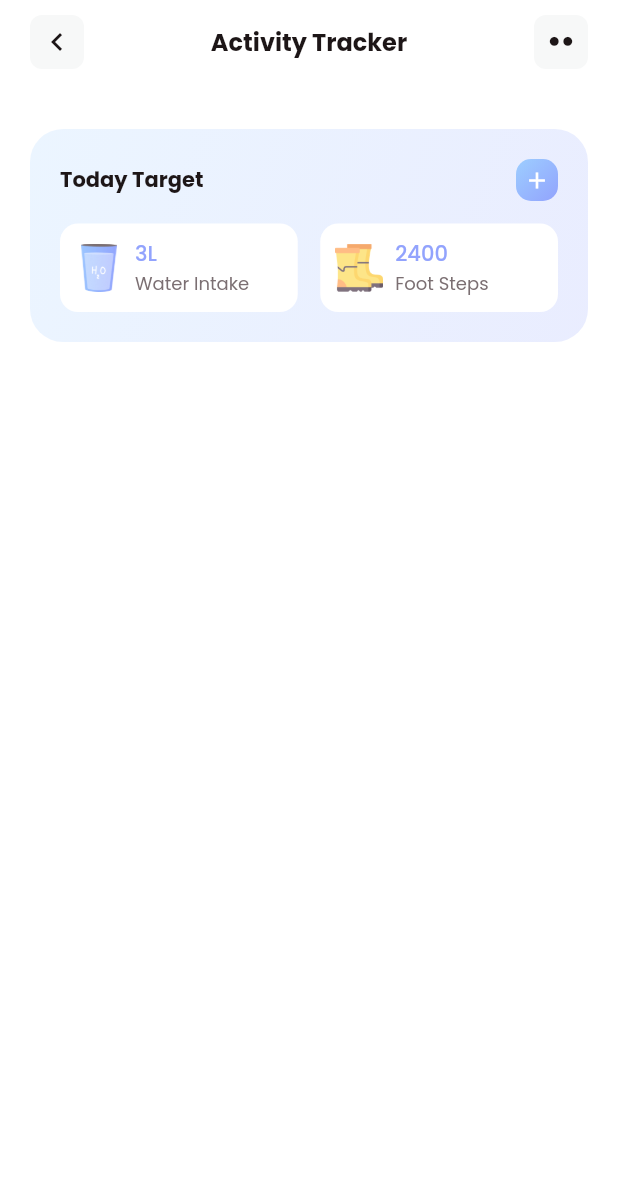
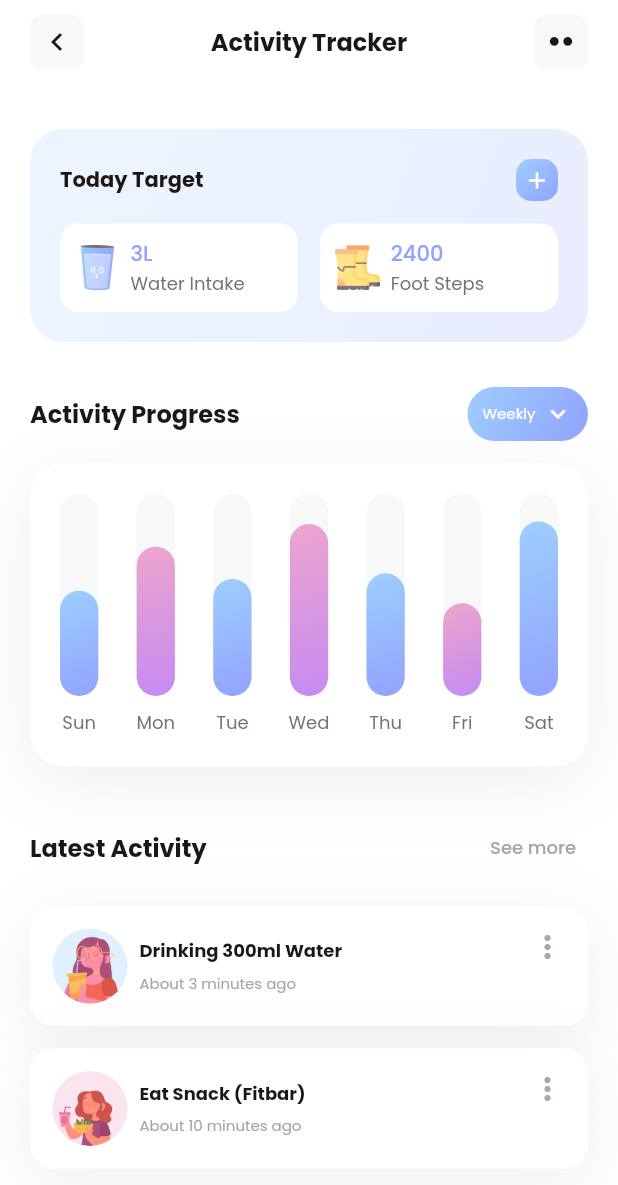
Before and after one commit to AyurM/FitnestX-Demo, a Flutter app: the ActivityTrackerScreen screen opened directly, on a phone screen of 412 x 824 dp. Shown: the top 1185 px of the screen. Run offline on Flutter 3.47's test engine with Material 2 defaults, Android fonts, the phone set to English and light mode, and no system bars; our stand-ins replace flutter_bloc, get_it, google_fonts.

Commit message:
Finished Activity Tracker screen

```diff
--- /dev/null
+++ b/lib/data/model/activity_progress_data.dart
@@ -0,0 +1,11 @@
+class ActivityProgressData {
+  final String label;
+  final int targetValue;
+  final int currentValue;
+
+  const ActivityProgressData({
+    required this.label,
+    required this.targetValue,
+    required this.currentValue,
+  });
+}
--- /dev/null
+++ b/lib/data/model/latest_activity_content.dart
@@ -0,0 +1,15 @@
+import 'package:flutter/material.dart';
+
+class LatestActivityContent {
+  final String title;
+  final String assetPath;
+  final String subtitle;
+  final Color? color;
+
+  const LatestActivityContent({
+    required this.title,
+    required this.assetPath,
+    required this.subtitle,
+    this.color,
+  });
+}
--- /dev/null
+++ b/lib/res/views/activity_tracker/activity_progress_card.dart
@@ -0,0 +1,102 @@
+import 'package:fitnest_x/data/model/activity_progress_data.dart';
+import 'package:fitnest_x/res/colors/app_colors.dart';
+import 'package:fitnest_x/res/theme/constants.dart';
+import 'package:fitnest_x/utils/data_mock_utils.dart';
+import 'package:flutter/material.dart';
+
+const _kProgressBarHeight = 135.0;
+const _kLabelSpacing = 27.0;
+
+class ActivityProgressCard extends StatelessWidget {
+  const ActivityProgressCard({Key? key}) : super(key: key);
+
+  @override
+  Widget build(BuildContext context) {
+    final progressData = DataMockUtils.getMockActivityProgressData();
+
+    return Container(
+      padding: kAllPadding20,
+      decoration: BoxDecoration(
+          color: AppColors.white,
+          boxShadow: const [AppColors.cardShadow],
+          borderRadius: BorderRadius.circular(kBorderRadiusLarge)),
+      child: LayoutBuilder(builder: ((context, constraints) {
+        final itemWidth = constraints.maxWidth / (progressData.length * 2 - 1);
+        return Row(
+          mainAxisAlignment: MainAxisAlignment.spaceBetween,
+          children: _buildProgressItems(progressData, itemWidth),
+        );
+      })),
+    );
+  }
+
+  List<Widget> _buildProgressItems(
+      List<ActivityProgressData> items, double itemWidth) {
+    final result = <Widget>[];
+    for (int i = 0; i < items.length; i++) {
+      result.add(_ActivityProgressDayItem(
+        data: items[i],
+        size: Size(itemWidth, _kProgressBarHeight),
+        gradient:
+            i % 2 == 0 ? AppColors.blueGradient : AppColors.purpleGradient,
+      ));
+    }
+
+    return result;
+  }
+}
+
+class _ActivityProgressDayItem extends StatelessWidget {
+  final ActivityProgressData data;
+  final Size size;
+  final Gradient gradient;
+
+  const _ActivityProgressDayItem(
+      {Key? key,
+      required this.data,
+      required this.size,
+      required this.gradient})
+      : super(key: key);
+
+  @override
+  Widget build(BuildContext context) {
+    final itemHeight =
+        size.height * (data.currentValue / data.targetValue).clamp(0.0, 1.0);
+
+    return SizedBox(
+      width: size.width,
+      height: size.height + _kLabelSpacing,
+      child: Stack(
+        clipBehavior: Clip.none,
+        alignment: Alignment.bottomCenter,
+        children: [
+          Positioned(
+            top: 0,
+            child: Container(
+              width: size.width,
+              height: size.height,
+              decoration: BoxDecoration(
+                  color: AppColors.borderColor,
+                  borderRadius: BorderRadius.circular(size.width / 2)),
+            ),
+          ),
+          Positioned(
+            top: size.height - itemHeight,
+            child: Container(
+              width: size.width,
+              height: itemHeight,
+              decoration: BoxDecoration(
+                  gradient: gradient,
+                  borderRadius: BorderRadius.circular(size.width / 2)),
+            ),
+          ),
+          Positioned(
+              bottom: 0,
+              child: Text(data.label,
+                  textAlign: TextAlign.center,
+                  style: Theme.of(context).textTheme.subtitle1))
+        ],
+      ),
+    );
+  }
+}
--- /dev/null
+++ b/lib/res/views/activity_tracker/latest_activity_block.dart
@@ -0,0 +1,42 @@
+import 'package:fitnest_x/data/model/latest_activity_content.dart';
+import 'package:fitnest_x/res/views/activity_tracker/latest_activity_card.dart';
+import 'package:fitnest_x/res/views/section_title.dart';
+import 'package:fitnest_x/utils/data_mock_utils.dart';
+import 'package:flutter/material.dart';
+
+const _latestActivityText = 'Latest Activity';
+const _seeMoreText = 'See more';
+const _kSpacing = 15.0;
+
+class LatestActivityBlock extends StatelessWidget {
+  const LatestActivityBlock({Key? key}) : super(key: key);
+
+  @override
+  Widget build(BuildContext context) {
+    final latestActivityContent = DataMockUtils.getMockLatestActivityContent();
+
+    return Column(
+      children: [
+        SectionTitle.textButton(
+            text: _latestActivityText,
+            actionText: _seeMoreText,
+            context: context,
+            onPressed: () {}),
+        const SizedBox(height: _kSpacing),
+        ..._buildContent(latestActivityContent)
+      ],
+    );
+  }
+
+  List<Widget> _buildContent(List<LatestActivityContent> content) {
+    final result = <Widget>[];
+
+    for (int i = 0; i < content.length; i++) {
+      result.add(LatestActivityCard(data: content[i]));
+      if (i != content.length - 1) {
+        result.add(const SizedBox(height: _kSpacing));
+      }
+    }
+    return result;
+  }
+}
--- /dev/null
+++ b/lib/res/views/activity_tracker/latest_activity_card.dart
@@ -0,0 +1,76 @@
+import 'package:fitnest_x/data/model/latest_activity_content.dart';
+import 'package:fitnest_x/res/colors/app_colors.dart';
+import 'package:fitnest_x/res/theme/constants.dart';
+import 'package:fitnest_x/res/views/app_card.dart';
+import 'package:fitnest_x/res/views/app_simple_image.dart';
+import 'package:flutter/material.dart';
+
+const _kImageSize = 50.0;
+const _kSpacing = 8.0;
+const _kImageAssetScale = 0.9;
+const _kImageBgOpacity = 0.3;
+const _kCardPadding = EdgeInsets.all(15);
+
+class LatestActivityCard extends StatelessWidget {
+  final LatestActivityContent data;
+
+  const LatestActivityCard({Key? key, required this.data}) : super(key: key);
+
+  @override
+  Widget build(BuildContext context) {
+    final color = data.color ?? AppColors.blue2;
+    final TextStyle? textStyle = Theme.of(context).textTheme.subtitle1;
+
+    return AppCard(
+      borderRadius: kBorderRadiusMedium,
+      padding: EdgeInsets.zero,
+      child: RawMaterialButton(
+        onPressed: () {},
+        padding: _kCardPadding,
+        elevation: 0,
+        highlightElevation: 0,
+        fillColor: AppColors.white,
+        shape: RoundedRectangleBorder(
+            borderRadius: BorderRadius.circular(kBorderRadiusMedium)),
+        child: Row(children: [
+          AppSimpleImage(
+              assetPath: data.assetPath,
+              size: _kImageSize,
+              assetScale: _kImageAssetScale,
+              assetAlignment: Alignment.bottomCenter,
+              color: color,
+              bgOpacity: _kImageBgOpacity),
+          const SizedBox(width: _kSpacing),
+          Expanded(
+              child: Column(
+            crossAxisAlignment: CrossAxisAlignment.start,
+            children: [
+              Text(data.title,
+                  maxLines: 1,
+                  overflow: TextOverflow.ellipsis,
+                  style: textStyle?.copyWith(
+                      fontWeight: FontWeight.bold, color: AppColors.black)),
+              const SizedBox(height: 5),
+              Text(
+                data.subtitle,
+                maxLines: 1,
+                overflow: TextOverflow.ellipsis,
+                style:
+                    textStyle?.copyWith(fontSize: 10, color: AppColors.gray2),
+              )
+            ],
+          )),
+          const SizedBox(width: _kSpacing),
+          Container(
+            height: _kImageSize,
+            alignment: Alignment.topCenter,
+            child: const Icon(
+              Icons.more_vert,
+              color: AppColors.gray2,
+            ),
+          )
+        ]),
+      ),
+    );
+  }
+}
--- a/lib/res/views/activity_tracker/today_target_card.dart
+++ b/lib/res/views/activity_tracker/today_target_card.dart
@@ -7,7 +7,7 @@ import 'package:flutter/material.dart';
 
 const _titleText = 'Today Target';
 const _kBgOpacity = 0.2;
-const _kImageSize = 32.0;
+const _kImageSize = 30.0;
 const _kIconSize = 18.0;
 const _kSpacing = 15.0;
 const _kItemCardPadding = EdgeInsets.all(10);
@@ -75,15 +75,20 @@ class _TodayTargetItem extends StatelessWidget {
       child: Row(children: [
         Image.asset(data.imagePath,
             width: _kImageSize, height: _kImageSize, fit: BoxFit.contain),
-        const SizedBox(width: 8),
-        Column(
+        const SizedBox(width: 7),
+        Expanded(
+          child: Column(
             crossAxisAlignment: CrossAxisAlignment.start,
             children: [
               Text('${data.value}${data.unit ?? ''}',
                   style: textTheme.bodyText2?.copyWith(
                       fontWeight: FontWeight.w500, color: AppColors.blue)),
-            Text(data.name, style: textTheme.subtitle1)
+              Text(data.name,
+                  maxLines: 1,
+                  overflow: TextOverflow.ellipsis,
+                  style: textTheme.subtitle1)
             ],
+          ),
         )
       ]),
     );
--- /dev/null
+++ b/lib/res/views/app_dropdown.dart
@@ -0,0 +1,51 @@
+import 'package:fitnest_x/res/colors/app_colors.dart';
+import 'package:fitnest_x/res/views/secondary_button.dart';
+import 'package:flutter/material.dart';
+
+const _kHeight = 36.0;
+const _kIconSize = 20.0;
+const _kPadding = EdgeInsets.symmetric(horizontal: 10, vertical: 8);
+
+class AppDropdown extends StatelessWidget {
+  final String title;
+  final void Function()? onPressed;
+
+  const AppDropdown({Key? key, required this.title, this.onPressed})
+      : super(key: key);
+
+  @override
+  Widget build(BuildContext context) {
+    return ClipRRect(
+      borderRadius: BorderRadius.circular(_kHeight / 2),
+      child: Stack(
+        children: [
+          const SecondaryButtonDecoration(gradient: AppColors.blueGradient),
+          TextButton(
+            style: TextButton.styleFrom(
+              padding: _kPadding,
+              tapTargetSize: MaterialTapTargetSize.shrinkWrap,
+              minimumSize: const Size(0, _kHeight),
+            ),
+            onPressed: onPressed ?? () {},
+            child: Row(
+              children: [
+                Text(title,
+                    maxLines: 1,
+                    style: Theme.of(context)
+                        .textTheme
+                        .subtitle1
+                        ?.copyWith(fontSize: 10, color: AppColors.white)),
+                const SizedBox(width: 5),
+                const Icon(
+                  Icons.keyboard_arrow_down_sharp,
+                  color: AppColors.white,
+                  size: _kIconSize,
+                )
+              ],
+            ),
+          ),
+        ],
+      ),
+    );
+  }
+}
--- a/lib/res/views/app_simple_image.dart
+++ b/lib/res/views/app_simple_image.dart
@@ -7,6 +7,8 @@ class AppSimpleImage extends StatelessWidget {
   final String assetPath;
   final Color color;
   final double size;
+  final double? assetScale;
+  final AlignmentGeometry? assetAlignment;
   final double? bgOpacity;
 
   const AppSimpleImage(
@@ -14,26 +16,26 @@ class AppSimpleImage extends StatelessWidget {
       required this.assetPath,
       required this.size,
       required this.color,
+      this.assetScale,
+      this.assetAlignment,
       this.bgOpacity})
       : super(key: key);
 
   @override
   Widget build(BuildContext context) {
-    return Stack(
-      alignment: Alignment.center,
-      children: [
-        Container(
-          width: size,
-          height: size,
-          decoration: BoxDecoration(
-              color: color.withOpacity(bgOpacity ?? _kImageBgOpacity),
-              shape: BoxShape.circle),
-        ),
-        Image.asset(assetPath,
-            width: size * _kAssetImageScale,
-            height: size * _kAssetImageScale,
-            fit: BoxFit.contain)
-      ],
+    return Container(
+      width: size,
+      height: size,
+      clipBehavior: Clip.antiAlias,
+      decoration: BoxDecoration(
+          color: color.withOpacity(bgOpacity ?? _kImageBgOpacity),
+          shape: BoxShape.circle),
+      child: Align(
+          alignment: assetAlignment ?? Alignment.center,
+          child: Image.asset(assetPath,
+              width: size * (assetScale ?? _kAssetImageScale),
+              height: size * (assetScale ?? _kAssetImageScale),
+              fit: BoxFit.contain)),
     );
   }
 }
--- a/lib/res/views/home_tab/activity_block.dart
+++ b/lib/res/views/home_tab/activity_block.dart
@@ -21,7 +21,7 @@ class ActivityBlock extends StatelessWidget {
       return Column(
         crossAxisAlignment: CrossAxisAlignment.start,
         children: [
-          const SectionTitle(text: _titleText),
+          const SectionTitle.noAction(text: _titleText),
           const SizedBox(height: _kSpacing),
           const HeartRateCard(),
           const SizedBox(height: _kSpacing),
--- a/lib/res/views/secondary_button.dart
+++ b/lib/res/views/secondary_button.dart
@@ -61,7 +61,7 @@ class SecondaryButton extends StatelessWidget {
         borderRadius: BorderRadius.circular(buttonHeight / 2),
         child: Stack(
           children: [
-            _SecondaryButtonDecoration(gradient: gradient, color: color),
+            SecondaryButtonDecoration(gradient: gradient, color: color),
             TextButton(
               style: TextButton.styleFrom(
                 padding: padding ?? kHorizontalPadding20,
@@ -96,7 +96,7 @@ class SecondaryIconButton extends StatelessWidget {
       borderRadius: BorderRadius.circular(10),
       child: Stack(
         children: [
-          const _SecondaryButtonDecoration(gradient: AppColors.blueGradient),
+          const SecondaryButtonDecoration(gradient: AppColors.blueGradient),
           TextButton(
             style: TextButton.styleFrom(
               padding: padding ?? const EdgeInsets.all(5),
@@ -112,11 +112,11 @@ class SecondaryIconButton extends StatelessWidget {
   }
 }
 
-class _SecondaryButtonDecoration extends StatelessWidget {
+class SecondaryButtonDecoration extends StatelessWidget {
   final Gradient? gradient;
   final Color? color;
 
-  const _SecondaryButtonDecoration({Key? key, this.gradient, this.color})
+  const SecondaryButtonDecoration({Key? key, this.gradient, this.color})
       : super(key: key);
 
   @override
--- a/lib/res/views/section_title.dart
+++ b/lib/res/views/section_title.dart
@@ -1,14 +1,35 @@
 import 'package:fitnest_x/res/colors/app_colors.dart';
+import 'package:fitnest_x/res/views/app_dropdown.dart';
 import 'package:flutter/material.dart';
 
 class SectionTitle extends StatelessWidget {
   final String text;
-  final String? actionText;
-  final void Function()? onPressed;
+  final Widget? action;
 
-  const SectionTitle(
-      {Key? key, required this.text, this.actionText, this.onPressed})
-      : super(key: key);
+  const SectionTitle.noAction({Key? key, required this.text})
+      : action = null,
+        super(key: key);
+
+  SectionTitle.textButton(
+      {Key? key,
+      required this.text,
+      required String actionText,
+      required BuildContext context,
+      void Function()? onPressed})
+      : action = TextButton(
+            onPressed: onPressed ?? () {},
+            child: Text(actionText,
+                style: Theme.of(context).textTheme.subtitle1?.copyWith(
+                    fontWeight: FontWeight.w500, color: AppColors.gray2))),
+        super(key: key);
+
+  SectionTitle.dropdown(
+      {Key? key,
+      required this.text,
+      required String dropdownText,
+      void Function()? onPressed})
+      : action = AppDropdown(title: dropdownText, onPressed: onPressed),
+        super(key: key);
 
   @override
   Widget build(BuildContext context) {
@@ -16,17 +37,12 @@ class SectionTitle extends StatelessWidget {
     final titleWidget = Text(text,
         style: textTheme.bodyText1?.copyWith(fontWeight: FontWeight.bold));
 
-    if (actionText == null) {
+    if (action == null) {
       return titleWidget;
     }
 
-    return Row(mainAxisAlignment: MainAxisAlignment.spaceBetween, children: [
-      titleWidget,
-      TextButton(
-          onPressed: onPressed ?? () {},
-          child: Text(actionText!,
-              style: textTheme.subtitle1?.copyWith(
-                  fontWeight: FontWeight.w500, color: AppColors.gray2)))
-    ]);
+    return Row(
+        mainAxisAlignment: MainAxisAlignment.spaceBetween,
+        children: [titleWidget, action!]);
   }
 }
--- a/lib/res/views/workout/upcoming_workout_block.dart
+++ b/lib/res/views/workout/upcoming_workout_block.dart
@@ -17,9 +17,10 @@ class UpcomingWorkoutBlock extends StatelessWidget {
 
     return Column(
       children: [
-        SectionTitle(
+        SectionTitle.textButton(
           text: _titleText,
           actionText: _actionText,
+          context: context,
           onPressed: () {},
         ),
         const SizedBox(height: _kSpacing),
--- a/lib/res/views/workout/workout_types_block.dart
+++ b/lib/res/views/workout/workout_types_block.dart
@@ -17,7 +17,7 @@ class WorkoutTypesBlock extends StatelessWidget {
     return Column(
       crossAxisAlignment: CrossAxisAlignment.start,
       children: [
-        const SectionTitle(text: _titleText),
+        const SectionTitle.noAction(text: _titleText),
         const SizedBox(height: _kSpacing),
         ..._buildContent(content)
       ],
--- a/lib/screens/activity_tracker/activity_tracker_screen.dart
+++ b/lib/screens/activity_tracker/activity_tracker_screen.dart
@@ -1,9 +1,15 @@
 import 'package:fitnest_x/res/theme/constants.dart';
+import 'package:fitnest_x/res/views/activity_tracker/activity_progress_card.dart';
+import 'package:fitnest_x/res/views/activity_tracker/latest_activity_block.dart';
 import 'package:fitnest_x/res/views/activity_tracker/today_target_card.dart';
+import 'package:fitnest_x/res/views/section_title.dart';
 import 'package:fitnest_x/res/views/simple_app_scaffold.dart';
 import 'package:flutter/material.dart';
 
 const _titleText = 'Activity Tracker';
+const _activityProgressText = 'Activity Progress';
+const _weeklyText = 'Weekly';
+const _kSpacing = 30.0;
 
 class ActivityTrackerScreen extends StatelessWidget {
   const ActivityTrackerScreen({Key? key}) : super(key: key);
@@ -15,7 +21,20 @@ class ActivityTrackerScreen extends StatelessWidget {
       body: SingleChildScrollView(
           padding: kHorizontalPadding20,
           child: Column(
-            children: const [SizedBox(height: 30), TodayTargetCard()],
+            children: [
+              const SizedBox(height: _kSpacing),
+              const TodayTargetCard(),
+              const SizedBox(height: _kSpacing),
+              SectionTitle.dropdown(
+                  text: _activityProgressText,
+                  dropdownText: _weeklyText,
+                  onPressed: () {}),
+              const SizedBox(height: 15),
+              const ActivityProgressCard(),
+              const SizedBox(height: _kSpacing),
+              const LatestActivityBlock(),
+              const SizedBox(height: _kSpacing),
+            ],
           )),
     );
   }
--- a/lib/utils/data_mock_utils.dart
+++ b/lib/utils/data_mock_utils.dart
@@ -1,5 +1,7 @@
 import 'dart:math';
 
+import 'package:fitnest_x/data/model/activity_progress_data.dart';
+import 'package:fitnest_x/data/model/latest_activity_content.dart';
 import 'package:fitnest_x/data/model/menu_item_data.dart';
 import 'package:fitnest_x/data/model/notification_content.dart';
 import 'package:fitnest_x/data/model/profile.dart';
@@ -16,6 +18,9 @@ const _kMockStartHour = 6;
 const _kTargetCalories = 990;
 const _kMinConsumedCalories = 30;
 const _kMaxConsumedCalories = 80;
+const _kMinActivityValue = 300;
+const _kMaxActivityValue = 900;
+const _kTargetActivityValue = 1000;
 
 class DataMockUtils {
   DataMockUtils._();
@@ -185,4 +190,32 @@ class DataMockUtils {
           imagePath: 'assets/images/today_target_2.png'),
     ];
   }
+
+  static List<ActivityProgressData> getMockActivityProgressData() {
+    final labels = ['Sun', 'Mon', 'Tue', 'Wed', 'Thu', 'Fri', 'Sat'];
+
+    return labels
+        .map((day) => ActivityProgressData(
+            label: day,
+            targetValue: _kTargetActivityValue,
+            currentValue:
+                _random.nextInt(_kMaxActivityValue - _kMinActivityValue) +
+                    _kMinActivityValue))
+        .toList();
+  }
+
+  static List<LatestActivityContent> getMockLatestActivityContent() {
+    return const [
+      LatestActivityContent(
+          title: 'Drinking 300ml Water',
+          subtitle: 'About 3 minutes ago',
+          assetPath: 'assets/images/user.png',
+          color: AppColors.blue2),
+      LatestActivityContent(
+          title: 'Eat Snack (Fitbar)',
+          subtitle: 'About 10 minutes ago',
+          assetPath: 'assets/images/snack.png',
+          color: AppColors.purple2),
+    ];
+  }
 }
```
Also changed, not shown: assets/images/snack.png (added). Lines whose indentation alone changed are shown as unchanged.
